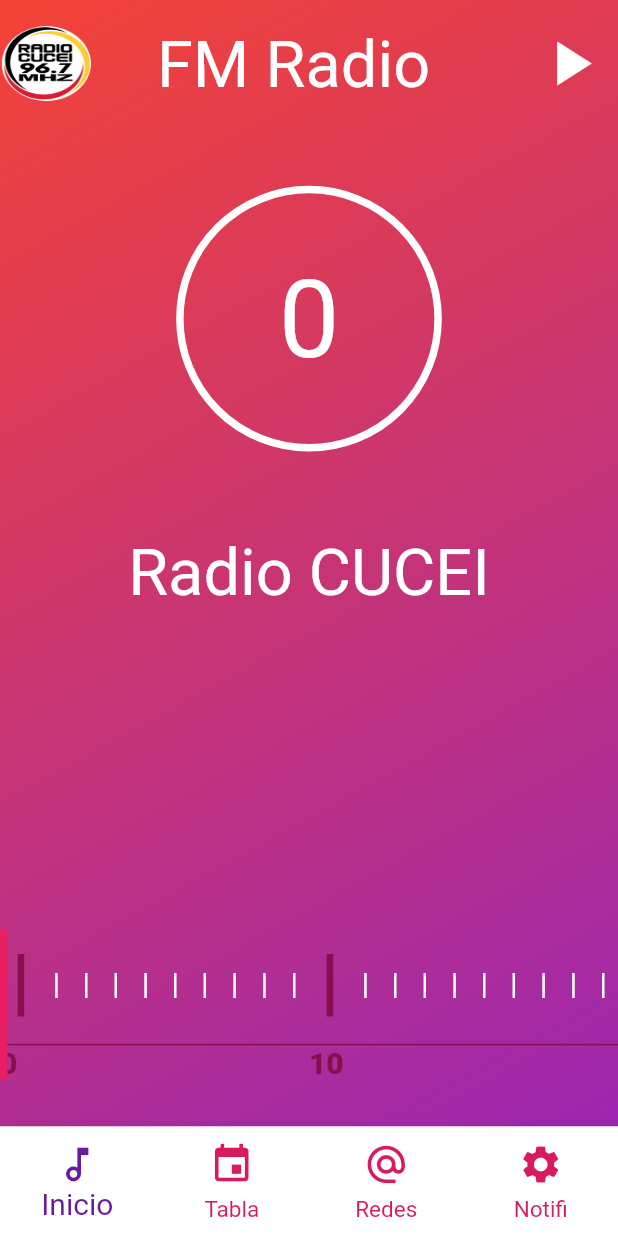
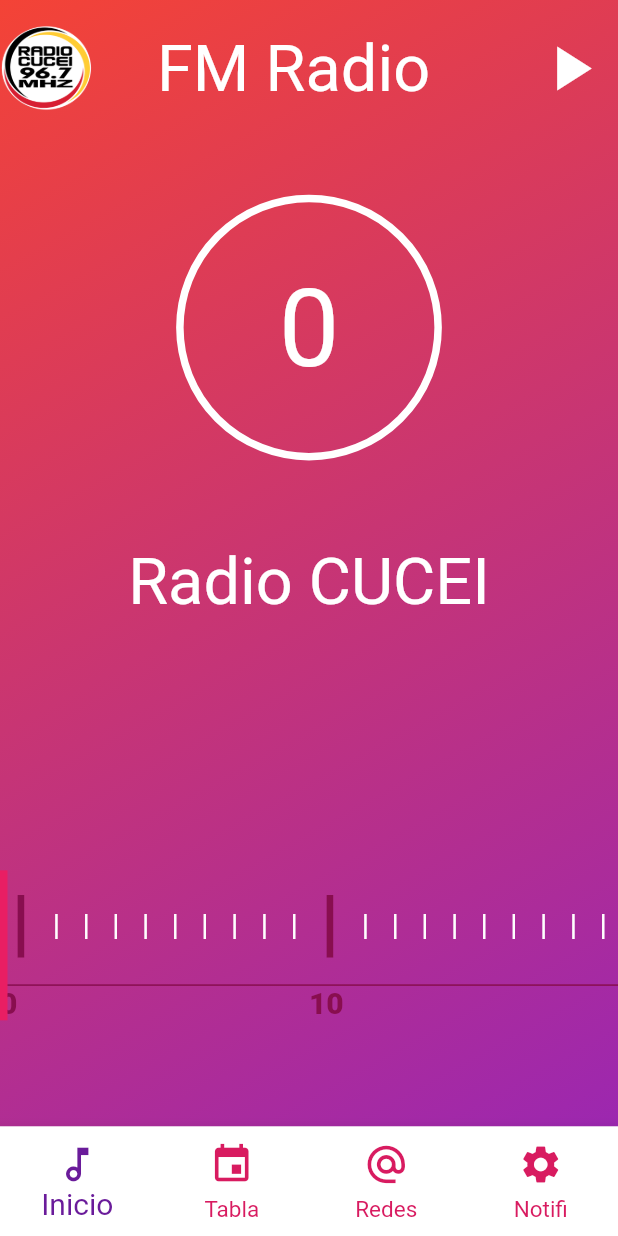
Before and after one commit to UrielRGil/RadioCUCEIFlutter, a Flutter app: the screen it shows after launch, on a phone screen of 412 x 824 dp. Run offline on Flutter 3.47's test engine with Material 2 defaults, Android fonts, the phone set to English and light mode, and no system bars; our stand-ins replace flutter_vector_icons, just_audio, multi_select_flutter; network calls fail.

Commit message:
03/03/22

```diff
--- a/lib/src/pages/inicio.dart
+++ b/lib/src/pages/inicio.dart
@@ -112,7 +112,7 @@ class _InicioPageState extends State<InicioPage> {
 
             //contenedor medio
               Flexible(
-                flex: 8,
+                flex: 6,
                 child: SafeArea(
                   child: Container(
                     // color: Colors.black,
--- a/lib/src/pages/tabla.dart
+++ b/lib/src/pages/tabla.dart
@@ -77,10 +77,11 @@ final List<MultiSelectItem<String?>> itemsHorario = [];
       )
         );
   }
-
+ //https://www.woolha.com/tutorials/flutter-using-datatable-widget-examples
   DataTable generarHorario(List<dynamic> resultado){
     return DataTable(
-
+      headingRowColor: MaterialStateColor.resolveWith((states) => Colors.orange),
+      decoration: BoxDecoration(border: Border.all(color: Colors.purple, width: 10)),
               columns: [
                 DataColumn(label: Text(
                     'Hora',
```
